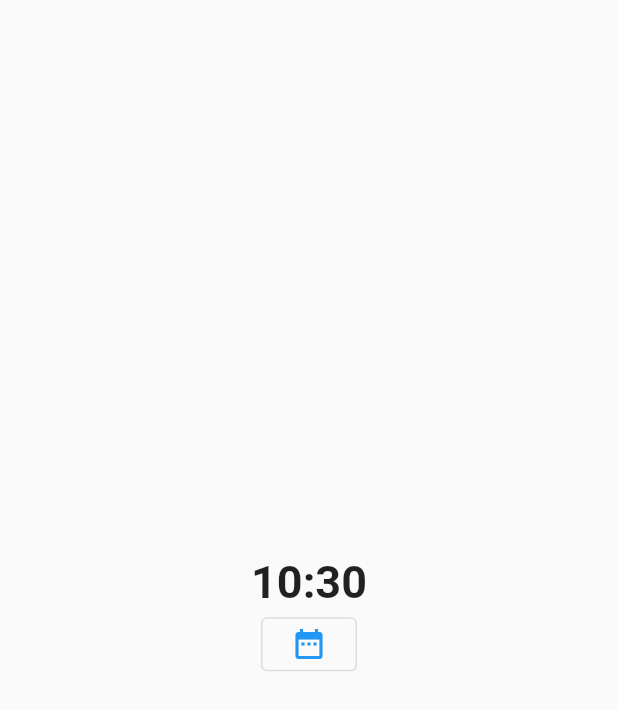
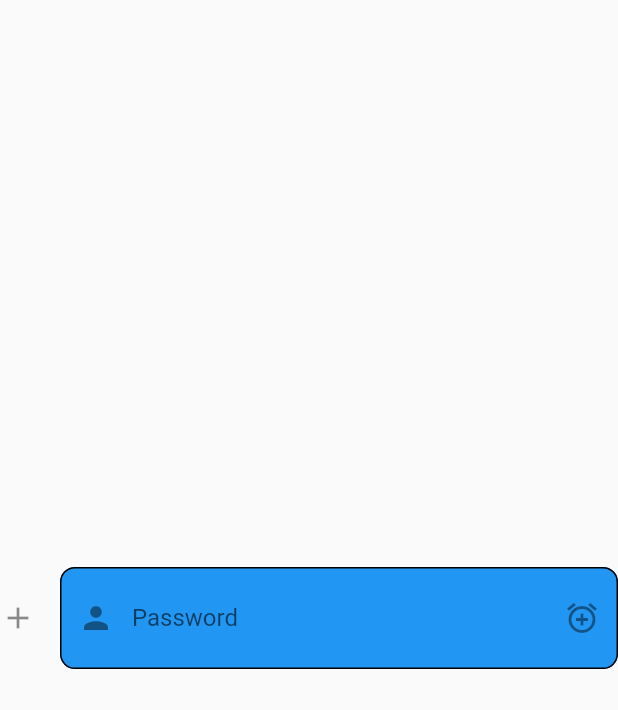
Before and after one commit to swilam202/every-flutter-widget, a Flutter app: the screen it shows after launch, on a phone screen of 412 x 824 dp. Shown: the top 710 px of the screen. Run offline on Flutter 3.47's test engine with Material 2 defaults, Android fonts, the phone set to English and light mode, and no system bars.

Commit message:
text form field

```diff
--- a/lib/main.dart
+++ b/lib/main.dart
@@ -1,5 +1,6 @@
 import 'package:flutter/material.dart';
 
+import 'widgets/text form field.dart';
 import 'widgets/text span.dart';
 import 'widgets/time picker.dart';
 import 'widgets/toggle buttons.dart';
@@ -24,7 +25,7 @@ class MyApp extends StatelessWidget {
   @override
   Widget build(BuildContext context) {
     return const MaterialApp(
-      home: TimePickerWidget(),
+      home: TextFormFieldWidget(),
     );
   }
 }
--- /dev/null
+++ b/lib/widgets/text form field.dart
@@ -0,0 +1,89 @@
+import 'package:flutter/material.dart';
+
+//*TextFormField
+//لو عايز تعمل ادخال لنص
+
+class TextFormFieldWidget extends StatefulWidget {
+  const TextFormFieldWidget({super.key});
+
+  @override
+  State<TextFormFieldWidget> createState() => _TextFormFieldWidgetState();
+}
+
+class _TextFormFieldWidgetState extends State<TextFormFieldWidget> {
+  //هنا بنعرف المتغير والكنترولر
+  String text = '';
+  TextEditingController controller = TextEditingController();
+
+  @override
+  Widget build(BuildContext context) {
+    return Scaffold(
+      body: Center(
+        child: Form(
+          child: TextFormField(
+            //هنا بنحط نوع الكيبورد سواء ارقام او ايملات او غيرها
+            keyboardType: TextInputType.visiblePassword,
+            //هل انت عايز النص يبقي مخفي
+            obscureText: false,
+            //هنا عايز تحط ايه بدل الحروف المخفية
+            //!بس لازم تحط حاجة واحدة بس
+            obscuringCharacter: 'x',
+            //هنا دالة بتتنفذ كل لما النص يتغير
+            onChanged: (value) {
+              print('vale: $value');
+            },
+            //هنا الكنترولر  وممكن من خلاله تستخدم النص المحفوظ في الخانة
+            controller: controller,
+            //هل عايز المستخدم يقدر يكتب في الخانة ولا يشوفها بس
+            readOnly: false,
+            //هنا بتحط شروطك عشان تضمن المستخدم يكتب الي انت عايزه
+            validator: (value) {
+              if (value!.length < 6) {
+                return 'Short password';
+              } else
+                return null;
+            },
+            //دي شكل الخانة
+            decoration: InputDecoration(
+              //هنا لو عايز تخلي ليه خصائص سواء بتكتب فيه او مش بتستخدمه
+              border: OutlineInputBorder(
+                borderRadius: BorderRadius.circular(20),
+              ),
+              //هنا في حالة لو كان في حالة انك مش بتستخدمه
+              enabledBorder: OutlineInputBorder(
+                borderRadius: BorderRadius.circular(10),
+              ),
+              //هنا في حالة لو كان في حالة انك دايس عليه
+              focusedBorder: OutlineInputBorder(
+                borderRadius: BorderRadius.circular(5),
+              ),
+              //هنا النص الي بيظهر فوق الخانة
+              label: const Text('Password'),
+              //هنا بيظهر جواها  فثيحالة انك مش دايس عليه او لسا مكتبتش حاجة
+              hintText: 'input password here',
+              //هنا ايقونة بتظهر علي جنب الخانة نفسها
+              icon: const Icon(Icons.add),
+              // هنا ايقونة بتظهر علي في بداية الخانة نفسهاوانت بتكتب
+              prefix: const Icon(Icons.delete),
+              // هنا ايقونة بتظهر علي في نهاية الخانة نفسهاوانت مش بتكتب
+
+              prefixIcon: const Icon(Icons.person),
+              // هنا ايقونة بتظهر علي في نهاية الخانة نفسهاوانت بتكتب
+
+              suffix: const Icon(Icons.flutter_dash),
+              // هنا ايقونة بتظهر علي في بداية الخانة نفسهاوانت مش بتكتب
+
+              suffixIcon: const Icon(Icons.add_alarm),
+              //هنا بتحط لون الخلفية
+              fillColor: Colors.blue,
+              //!بس لازم تخلي دي
+              //!true
+              //!عشان يحط اللون
+              filled: true,
+            ),
+          ),
+        ),
+      ),
+    );
+  }
+}
```
